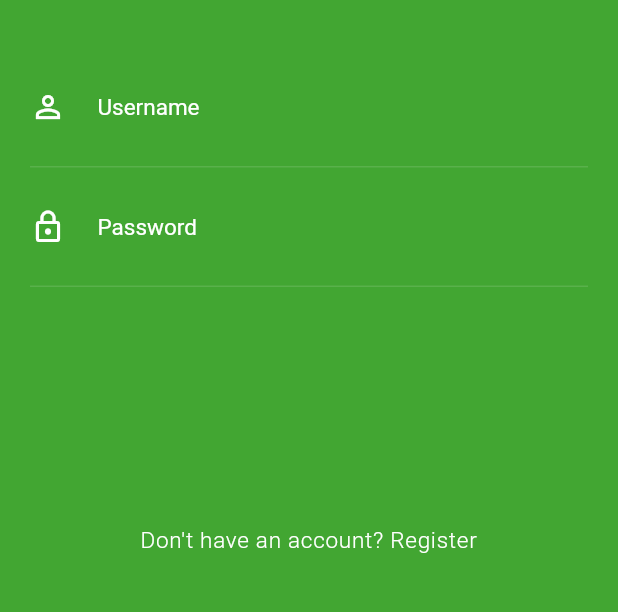
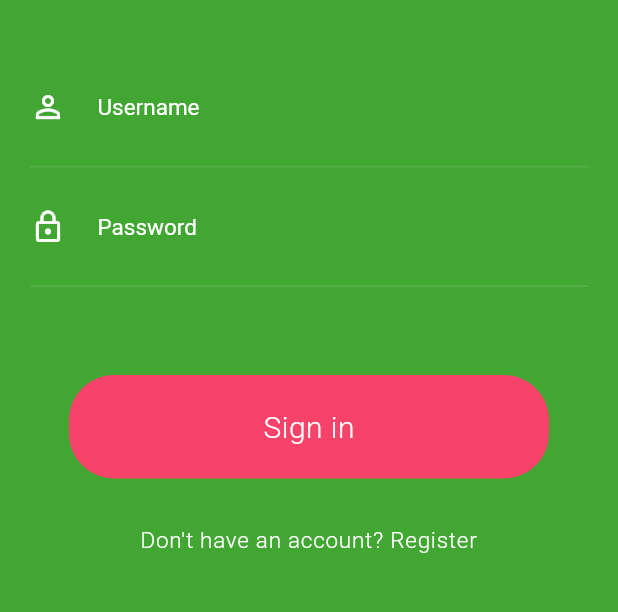
Before and after one commit to luidimso/flutter_app_animations, a Flutter app: the screen it shows after launch, on a phone screen of 412 x 824 dp, the part 330-942 px from its top. Run offline on Flutter 3.47's test engine with Material 2 defaults, Android fonts, the phone set to English and light mode, and no system bars.

Commit message:
Creating sign in button

```diff
--- /dev/null
+++ b/lib/components/btnAnimation_component.dart
@@ -0,0 +1,41 @@
+import 'package:flutter/material.dart';
+
+class BtnAnimationComponent extends StatelessWidget {
+  final AnimationController animationController;
+
+  BtnAnimationComponent({this.animationController});
+
+  @override
+  Widget build(BuildContext context) {
+    return AnimatedBuilder(
+        animation: animationController,
+        builder: _buildAnimation
+    );
+  }
+
+  Widget _buildAnimation(BuildContext context, Widget child) {
+    return Padding(
+      padding: EdgeInsets.only(bottom: 50),
+      child: InkWell(
+        onTap: () {},
+        child: Container(
+          width: 320,
+          height: 69,
+          alignment: Alignment.center,
+          decoration: BoxDecoration(
+            color: Color.fromRGBO(247, 67, 106, 1.0),
+            borderRadius: BorderRadius.all(Radius.circular(30))
+          ),
+          child: Text("Sign in",
+            style: TextStyle(
+              color: Colors.white,
+              fontSize: 20,
+              fontWeight: FontWeight.w300,
+              letterSpacing: 0.3
+            ),
+          ),
+        ),
+      ),
+    );
+  }
+}
--- a/lib/pages/login/login_page.dart
+++ b/lib/pages/login/login_page.dart
@@ -1,4 +1,5 @@
 import 'package:flutter/material.dart';
+import 'package:flutter_app_animations/components/btnAnimation_component.dart';
 import 'package:flutter_app_animations/components/form_component.dart';
 import 'package:flutter_app_animations/components/signUpBtn_component.dart';
 
@@ -7,7 +8,26 @@ class LoginPage extends StatefulWidget {
   _LoginPageState createState() => _LoginPageState();
 }
 
-class _LoginPageState extends State<LoginPage> {
+class _LoginPageState extends State<LoginPage> with SingleTickerProviderStateMixin{
+  AnimationController _animationController;
+
+  @override
+  void initState() {
+    // TODO: implement initState
+    super.initState();
+    _animationController = AnimationController(
+      vsync: this,
+      duration: Duration(seconds: 2)
+    );
+  }
+
+  @override
+  void dispose() {
+    // TODO: implement dispose
+    _animationController.dispose();
+    super.dispose();
+  }
+
   @override
   Widget build(BuildContext context) {
     return Scaffold(
@@ -22,6 +42,7 @@ class _LoginPageState extends State<LoginPage> {
           padding: EdgeInsets.zero,
           children: <Widget>[
             Stack(
+              alignment: Alignment.bottomCenter,
               children: <Widget>[
                 Column(
                   children: <Widget>[
@@ -39,6 +60,9 @@ class _LoginPageState extends State<LoginPage> {
                     FormComponent(),
                     SignUpBtnComponent()
                   ],
+                ),
+                BtnAnimationComponent(
+                  animationController: _animationController.view,
                 )
               ],
             )
```
